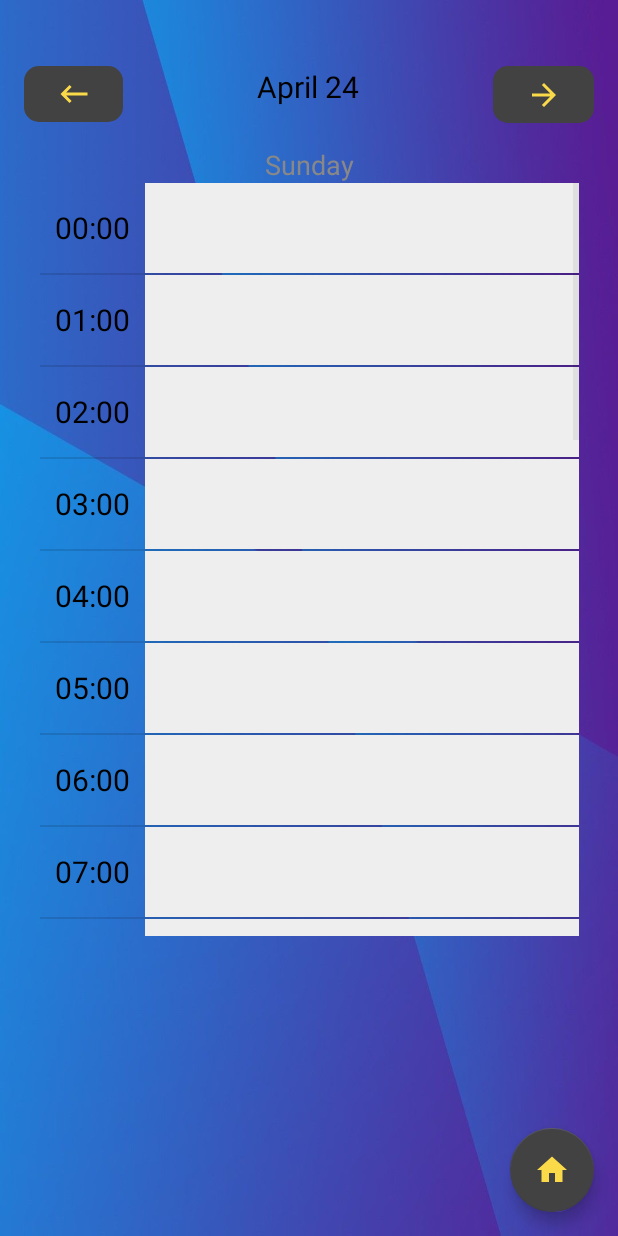
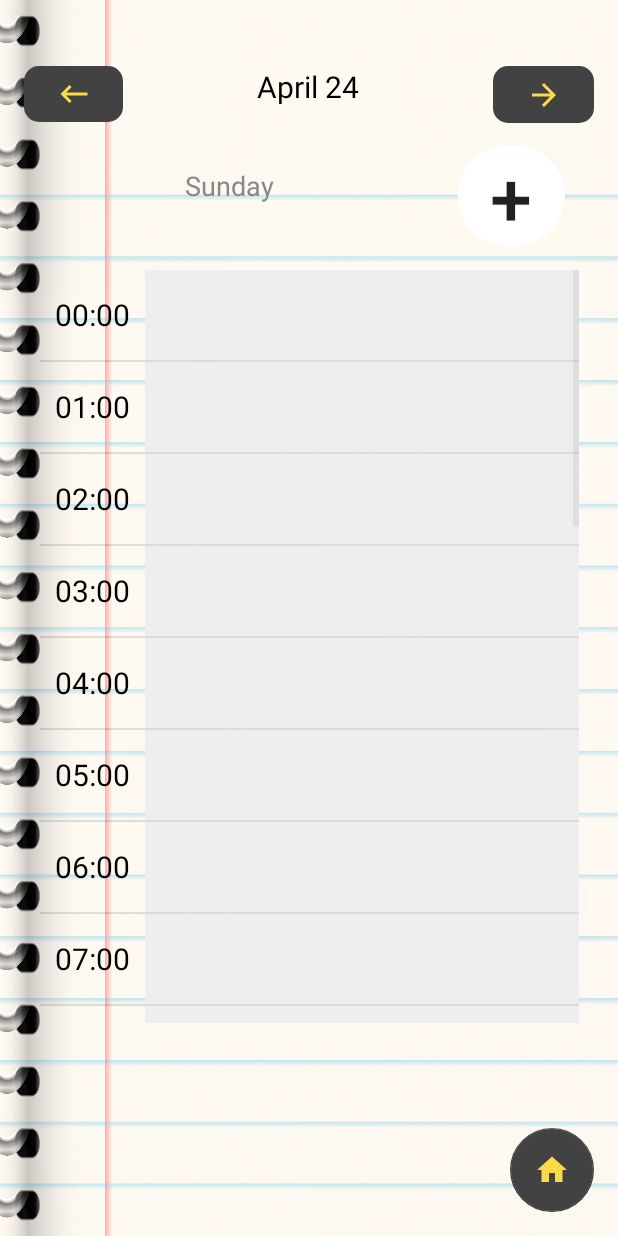
Before and after one commit to rph3j/Planer, an Android app: the DayCalender screen opened directly, with no data from a screen before it, on a phone screen of 412 x 824 dp. Run offline under Robolectric (Android 15) with nearby library versions, the phone set to English and light mode, and no system bars.

Commit message:
Ostatnie poprawki i nowe tła
:)

```diff
--- a/app/src/main/java/com/example/planer/DailyCalendarActivity.java
+++ b/app/src/main/java/com/example/planer/DailyCalendarActivity.java
@@ -72,6 +72,7 @@ public class DailyCalendarActivity extends AppCompatActivity
             list.add(hourEvent);
         }
 
+
         return list;
     }
 
@@ -91,4 +92,5 @@ public class DailyCalendarActivity extends AppCompatActivity
     {
         startActivity(new Intent(this, EventEditActivity.class));
     }
+
 }
--- a/app/src/main/java/com/example/planer/DayCalender.java
+++ b/app/src/main/java/com/example/planer/DayCalender.java
@@ -37,9 +37,6 @@ public class DayCalender extends AppCompatActivity {
 
         ImageButton PD = findViewById(R.id.previousDay);
         PD.setOnClickListener(view -> previousDayAction());
-
-        Button ADD = findViewById(R.id.addEvent);
-        ADD.setOnClickListener(view -> newEventAction());
 
         Button W = findViewById(R.id.weekly);
         W.setOnClickListener(view -> weeklyAction());
@@ -131,4 +128,8 @@ public class DayCalender extends AppCompatActivity {
             menuVisible = true;
         }
     }
+    public void newEventAction(View view)
+    {
+        startActivity(new Intent(this, EventEditActivity.class));
+    }
 }
--- a/app/src/main/java/com/example/planer/EventEditActivity.java
+++ b/app/src/main/java/com/example/planer/EventEditActivity.java
@@ -2,6 +2,7 @@ package com.example.planer;
 
 import androidx.appcompat.app.AppCompatActivity;
 
+import android.content.Intent;
 import android.os.Bundle;
 import android.view.View;
 import android.widget.EditText;
--- a/app/src/main/res/layout/activity_day_calender.xml
+++ b/app/src/main/res/layout/activity_day_calender.xml
@@ -4,7 +4,7 @@
     xmlns:tools="http://schemas.android.com/tools"
     android:layout_width="match_parent"
     android:layout_height="match_parent"
-    android:background="@drawable/bb"
+    android:background="@drawable/bb2"
     tools:context=".DayCalender">
 
 
@@ -55,28 +55,33 @@
         app:layout_constraintTop_toTopOf="parent"
         app:srcCompat="@drawable/next" />
 
+
     <TextView
         android:id="@+id/dayOfWeekTV"
-        android:layout_width="match_parent"
+        android:layout_width="wrap_content"
         android:layout_height="wrap_content"
-        android:layout_marginTop="16dp"
+        android:layout_marginTop="30dp"
         android:text="Monday"
         android:textAlignment="center"
         android:textColor="@color/gray"
         android:textSize="18sp"
-        app:layout_constraintEnd_toEndOf="parent"
-        app:layout_constraintHorizontal_bias="0.0"
+        app:layout_constraintEnd_toStartOf="@+id/button3"
         app:layout_constraintStart_toStartOf="parent"
         app:layout_constraintTop_toBottomOf="@+id/monthDayText" />
 
     <ListView
+
         android:id="@+id/hourListView"
         android:layout_width="359dp"
         android:layout_height="502dp"
+        android:layout_marginTop="44dp"
         android:layout_weight="5"
         app:layout_constraintEnd_toEndOf="parent"
         app:layout_constraintStart_toStartOf="parent"
-        app:layout_constraintTop_toBottomOf="@+id/dayOfWeekTV" />
+        app:layout_constraintTop_toBottomOf="@+id/dayOfWeekTV">
+
+
+    </ListView>
 
     <com.google.android.material.floatingactionbutton.FloatingActionButton
         android:id="@+id/home"
@@ -93,25 +98,18 @@
         app:srcCompat="@drawable/home_yellow" />
 
     <LinearLayout
+
         android:id="@+id/menu"
-        android:layout_width="121dp"
-        android:layout_height="157dp"
+        android:layout_width="115dp"
+        android:layout_height="77dp"
         android:layout_marginEnd="16dp"
         android:layout_marginBottom="12dp"
+        android:background="@drawable/arrow_button"
         android:orientation="vertical"
         android:visibility="invisible"
-        android:background="@drawable/arrow_button"
         app:layout_constraintBottom_toTopOf="@+id/home"
         app:layout_constraintEnd_toEndOf="parent">
 
-        <Button
-            android:id="@+id/addEvent"
-            android:layout_width="match_parent"
-            android:layout_height="wrap_content"
-            android:background="@null"
-            android:text="dodaj"
-            android:textColor="@color/Yellow"
-            android:textStyle="italic" />
 
         <Button
             android:id="@+id/weekly"
@@ -131,4 +129,21 @@
             android:textColor="@color/Yellow"
             android:textStyle="italic" />
     </LinearLayout>
+
+    <Button
+        android:id="@+id/button3"
+        android:layout_width="71dp"
+        android:layout_height="66dp"
+        android:layout_marginTop="15dp"
+        android:layout_marginEnd="35dp"
+        android:background="@drawable/bnt_bg"
+        android:elegantTextHeight="false"
+        android:onClick="newEventAction"
+        android:text="+"
+        android:textAlignment="center"
+        android:textAllCaps="true"
+        android:textDirection="locale"
+        android:textSize="50sp"
+        app:layout_constraintEnd_toEndOf="parent"
+        app:layout_constraintTop_toBottomOf="@+id/nextDay" />
 </androidx.constraintlayout.widget.ConstraintLayout>
```
Also changed, not shown: app/src/main/java/com/example/planer/WeekViewActivity.java (+2 -11 lines), app/src/main/res/layout/activity_daily_calendar.xml (+8 -7 lines), app/src/main/res/layout/activity_main.xml (+11 -14 lines), app/src/main/res/layout/activity_week_view.xml (+16 -13 lines), app/src/main/res/drawable/bb2.jpg (added).
